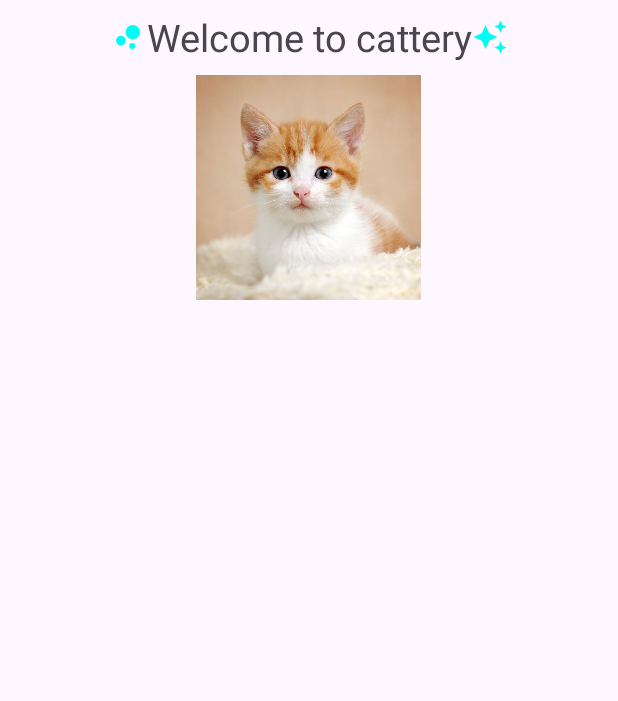
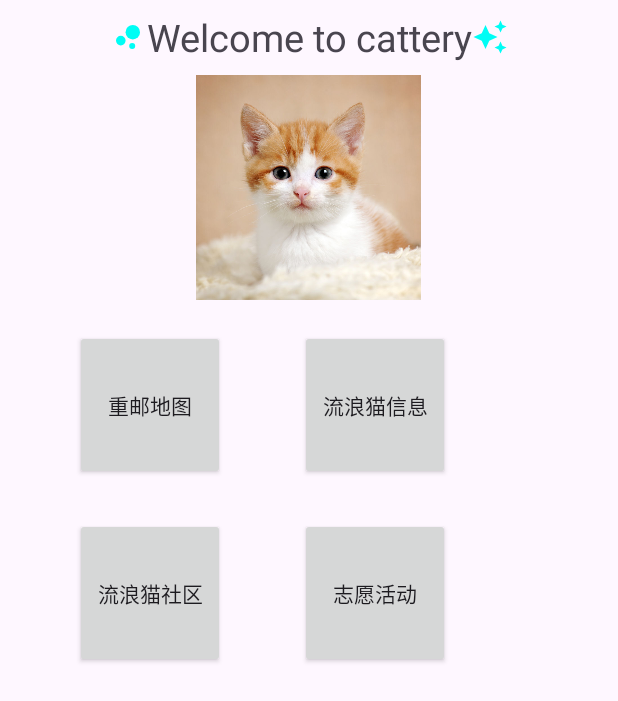
Before and after one commit to sanhuzhen/cat_cqupt, an Android app: the screen it shows after launch (MainActivity), on a phone screen of 412 x 824 dp. Shown: the top 701 px of the screen. Run offline under Robolectric (Android 15) with nearby library versions, the light colour scheme and no system bars.

Commit message:
增加按钮及其事件

```diff
--- a/app/src/main/res/layout/activity_main.xml
+++ b/app/src/main/res/layout/activity_main.xml
@@ -16,7 +16,8 @@
         <ImageView
             android:layout_width="wrap_content"
             android:layout_height="wrap_content"
-            android:src="@drawable/baseline_bubble_chart_24"/>
+            android:src="@drawable/baseline_bubble_chart_24"
+            android:importantForAccessibility="no" />
         <TextView
             android:layout_width="wrap_content"
             android:layout_height="wrap_content"
@@ -37,6 +38,45 @@
         android:layout_gravity="center_horizontal"
         android:layout_width="350dp"
         android:layout_height="150dp" />
+    <LinearLayout
+        android:layout_width="match_parent"
+        android:layout_height="125dp"
+        android:orientation="horizontal">
+        <androidx.appcompat.widget.AppCompatButton
+            android:id="@+id/bt_map"
+            android:layout_width="100dp"
+            android:layout_height="100dp"
+            android:text="@string/map"
+            android:layout_marginStart="50dp"
+            android:layout_marginTop="20dp"/>
+        <androidx.appcompat.widget.AppCompatButton
+            android:id="@+id/bt_message"
+            android:layout_width="100dp"
+            android:layout_height="100dp"
+            android:text="@string/message"
+            android:layout_marginStart="50dp"
+            android:layout_marginTop="20dp"/>
+    </LinearLayout>
+    <LinearLayout
+        android:layout_width="match_parent"
+        android:layout_height="125dp"
+        android:orientation="horizontal">
+        <androidx.appcompat.widget.AppCompatButton
+            android:id="@+id/bt_community"
+            android:layout_width="100dp"
+            android:layout_height="100dp"
+            android:text="@string/community"
+            android:layout_marginStart="50dp"
+            android:layout_marginTop="20dp"/>
+        <androidx.appcompat.widget.AppCompatButton
+            android:id="@+id/bt_work"
+            android:layout_width="100dp"
+            android:layout_height="100dp"
+            android:text="@string/work"
+            android:layout_marginStart="50dp"
+            android:layout_marginTop="20dp"/>
+    </LinearLayout>
+
 
 
 
--- a/app/src/main/res/values/strings.xml
+++ b/app/src/main/res/values/strings.xml
@@ -1,4 +1,8 @@
 <resources>
     <string name="app_name">cat_cqupt</string>
     <string name="welcome">Welcome to cattery</string>
+    <string name="map">重邮地图</string>
+    <string name="message">流浪猫信息</string>
+    <string name="community">流浪猫社区</string>
+    <string name="work">志愿活动</string>
 </resources>
```
